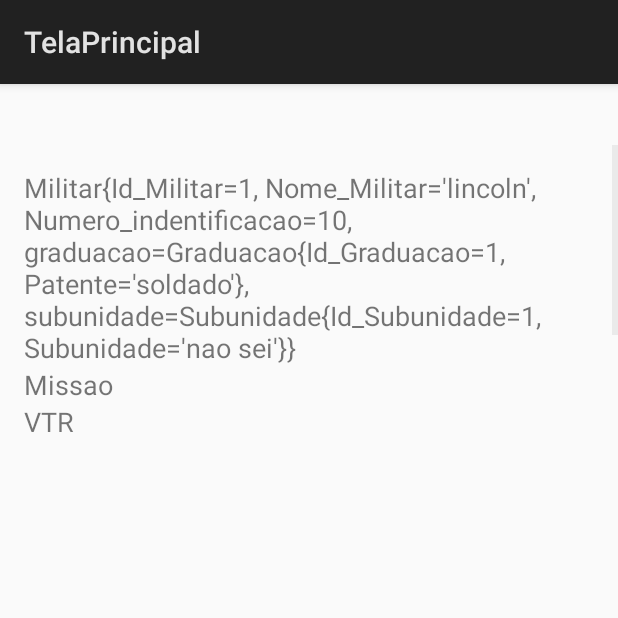
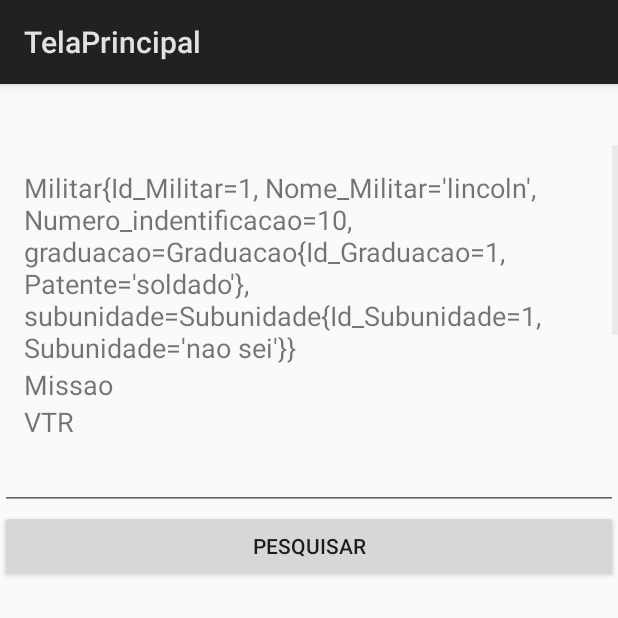
Before and after one commit to lincolnhammed/ProjetoInterdiciplinar3, an Android app: the TelaPrincipal screen opened directly, with no data from a screen before it, on a phone screen of 412 x 824 dp, the top half of it. Run offline under Robolectric (Android 15) with nearby library versions, the phone set to English and light mode, and no system bars; 6 statements that could not run were skipped.

Commit message:
Web service

```diff
--- a/app/src/main/java/com/example/lincoln/projetointerdiciplinar3/TelaPrincipal.java
+++ b/app/src/main/java/com/example/lincoln/projetointerdiciplinar3/TelaPrincipal.java
@@ -4,6 +4,7 @@ import android.app.Activity;
 import android.os.AsyncTask;
 import android.os.Bundle;
 import android.util.Log;
+import android.view.View;
 import android.widget.ArrayAdapter;
 import android.widget.ListView;
 import android.widget.TextView;
@@ -29,8 +30,8 @@ public class TelaPrincipal extends Activity {
     private ListView listMovimentacao;
 
     TextView textServer;
-    @Override
-    protected void onCreate(Bundle savedInstanceState) {
+     @Override
+  protected void onCreate(Bundle savedInstanceState) {
         super.onCreate(savedInstanceState);
         setContentView(R.layout.activity_tela_principal);
         textServer = (TextView) findViewById(R.id.textServer);
@@ -51,26 +52,46 @@ public class TelaPrincipal extends Activity {
         listMovimentacao=(ListView) findViewById(R.id.listProduto);
         ArrayAdapter<Movimentacao> produtoAdapter=new MovimentacaoAdapter(this,R.layout.movimentacao,produto);
         listMovimentacao.setAdapter(produtoAdapter);
+    }
+     public void pesquisar(View view) {
 
+         TextView tPesquisa = (TextView) findViewById(R.id.tPesquisa);
 
+         String pesquisa = tPesquisa.getText().toString();
 
-    }
+         String teste= tPesquisa.getText().toString();
+         Pesquisa pesq = new Pesquisa();
+         pesq.setPesquisa(teste);
+
+     }
 
     public void startAPI(){
         new ConnectionAPI().execute();
     }
-    private class ConnectionAPI extends AsyncTask<Void, Void, String> {
+    private class ConnectionAPI extends AsyncTask<Void, Void, Militar> {
         @Override
-        protected String doInBackground(Void... params) {
+        public void onPreExecute(){
+
+        }
+        @Override
+        protected Militar doInBackground(Void... params) {
             HttpURLConnection con = null;
+
+
+
             try {
-                URL url = new URL("http://10.0.2.2:9999/ProjetoInterdiciplinar3.1/WS/Aluno/Recuperar?matricula=115");
+                Pesquisa pesquisa =new Pesquisa();
+               String teste = pesquisa.getPesquisa();
+
+                URL url = new URL("http://10.0.2.2:9999/ProjetoInterdiciplinar3.1/WS/Aluno/Recuperar?matricula=291");
                 con = (HttpURLConnection) url.openConnection();
                 con.setRequestMethod("GET");
                 con.setDoInput(true);
+
                 String resposta = Util.toString(con.getInputStream());
+              Militar militar = Util.JSONToTempo(resposta);
+                return militar;
 
-                return resposta;
             } catch (Exception e) {
                 Log.e("error", e.getMessage());
             } finally {
@@ -82,10 +103,15 @@ public class TelaPrincipal extends Activity {
 
         @Override
         public void onPostExecute(Militar militar){
-            String info = "nome: " + militar.getNome_Militar();
+            String info = "Nome: " + militar.getNome_Militar();
+            info += "\nNumero Indentificação: " + militar.getNumero_indentificacao();
+            info += "\nGraduacao: " + militar.getGraduacao().getPatente();
+            info += "\nSubunidade: " + militar.getSubunidade().getSubunidade();
             textServer.setText(info);
         }
     }
 
 
+
+
 }
--- a/app/src/main/res/layout/activity_tela_principal.xml
+++ b/app/src/main/res/layout/activity_tela_principal.xml
@@ -33,14 +33,25 @@ tools:context="com.example.lincoln.projetointerdiciplinar3.TelaPrincipal">
             android:layout_alignParentTop="true"
             android:layout_alignParentStart="true" />
 
+        <EditText
+            android:layout_width="match_parent"
+            android:layout_height="wrap_content"
+            android:text=""
+            android:ems="10"
+            android:id="@+id/tPesquisa" />
 
+        <Button
+            android:onClick="pesquisar"
+            android:text="pesquisar"
+            android:layout_width="match_parent"
+            android:layout_height="wrap_content"
+            android:id="@+id/button2" />
     </LinearLayout>
 
     <LinearLayout
         android:orientation="vertical"
         android:layout_width="fill_parent"
-        android:layout_height="wrap_content"
-        android:layout_weight="0.5"
+        android:layout_height="153dp"
         android:weightSum="1"> //Esse Layout pesa 50% do Layout total
 
         <TextView
@@ -53,3 +64,7 @@ tools:context="com.example.lincoln.projetointerdiciplinar3.TelaPrincipal">
 
 
 </LinearLayout>
+
+<!--
+
+    -->
```
Also changed, not shown: app/src/main/java/com/example/lincoln/projetointerdiciplinar3/Util.java (+22 -1 lines).
